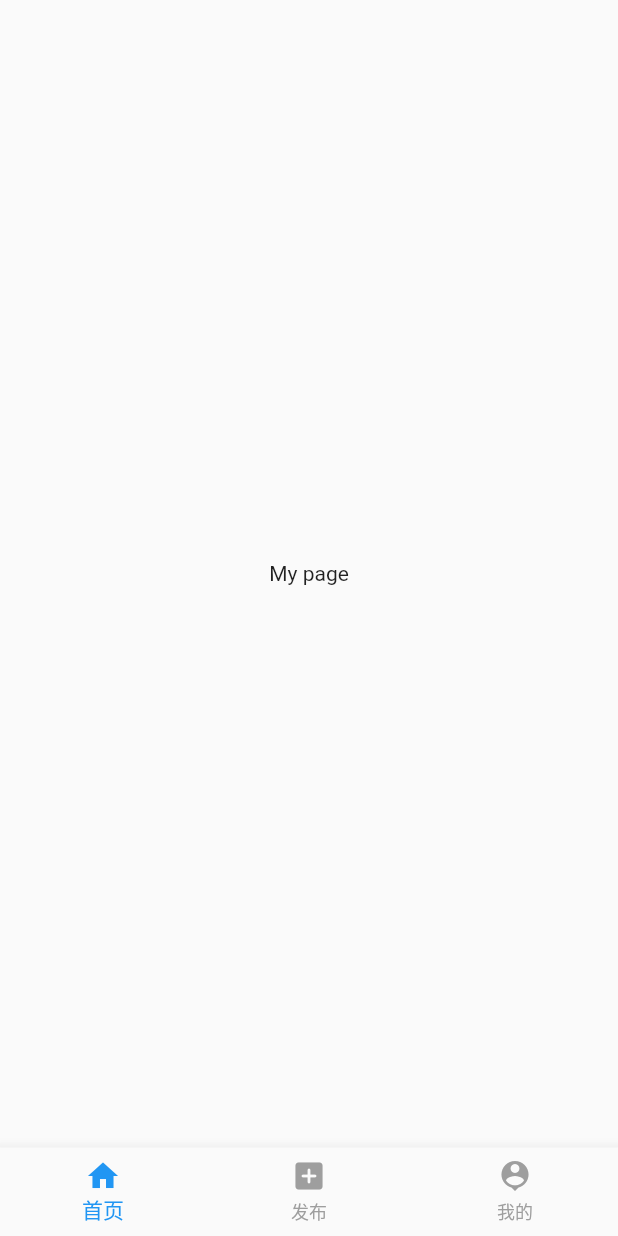
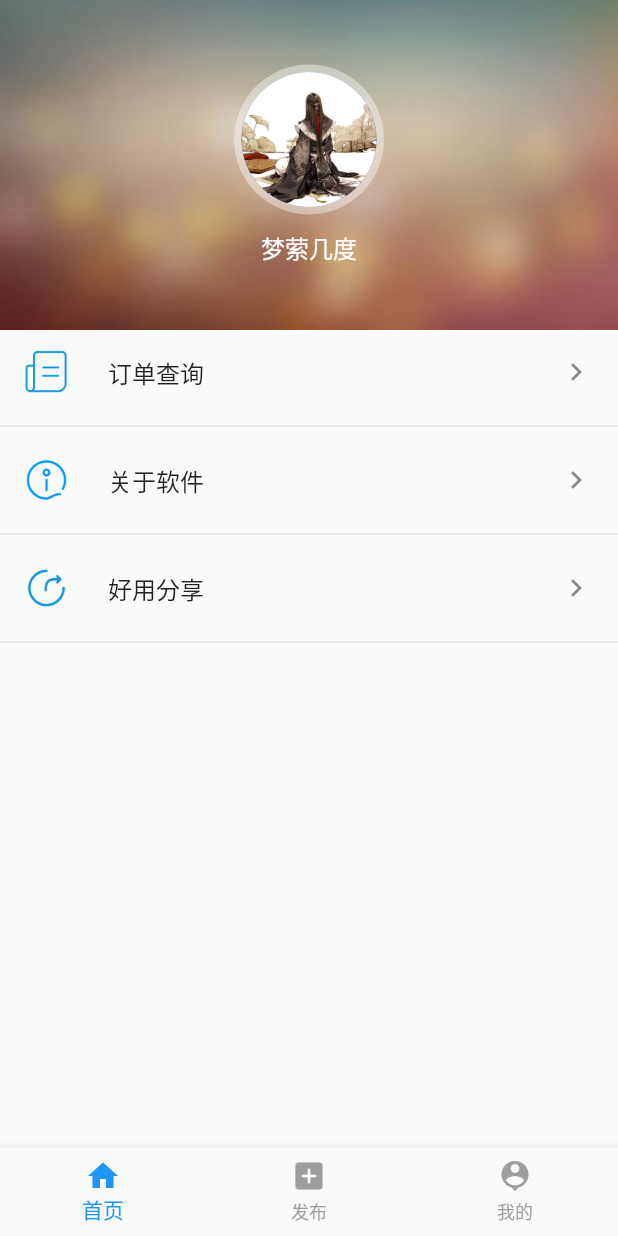
Before and after one commit to mengyjd/college_books_flutter, a Flutter app: the screen it shows after launch, swiped to page 3, on a phone screen of 412 x 824 dp. Run offline on Flutter 3.47's test engine with Material 2 defaults, Android fonts, the light colour scheme and no system bars; our stand-ins replace dio, flutter_swiper; network calls fail.

Commit message:
首页修改bookList卡片圆角, 完成"我的"页面

```diff
--- a/lib/pages/home/book_list.dart
+++ b/lib/pages/home/book_list.dart
@@ -40,10 +40,10 @@ class _BookList extends State<BookList> {
     return Container(
       width: cardWidth,
       height: 250,
-      decoration: BoxDecoration(
+      child: PhysicalModel(
+        color: Colors.white,
+        clipBehavior: Clip.antiAlias,
         borderRadius: BorderRadius.circular(5),
-        color: Colors.white,
-      ),
         child: Column(
           crossAxisAlignment: CrossAxisAlignment.start,
           mainAxisAlignment: MainAxisAlignment.spaceBetween,
@@ -79,6 +79,7 @@ class _BookList extends State<BookList> {
             ),
           ],
         ),
+      ),
     );
   }
 }
--- a/lib/pages/my/my.dart
+++ b/lib/pages/my/my.dart
@@ -3,16 +3,76 @@ import 'package:flutter/material.dart';
 class MyPage extends StatefulWidget {
   @override
   _MyPage createState() => _MyPage();
-
 }
 
 class _MyPage extends State<MyPage> {
   @override
   Widget build(BuildContext context) {
     return Scaffold(
-      body: Center(
-        child: Text('My page'),
+      body: ListView(
+        children: [head(), menuList()],
       ),
     );
   }
+
+  // 头像区域
+  Widget head() {
+    return Container(
+      height: 220,
+      decoration: BoxDecoration(
+          image: DecorationImage(
+        image: AssetImage('assets/images/my_bg.jpg'),
+        fit: BoxFit.cover,
+      )),
+      child: Column(
+        mainAxisAlignment: MainAxisAlignment.center,
+        children: [
+          CircleAvatar(
+            radius: 50,
+            backgroundColor: Color.fromRGBO(255, 255, 255, 0.4),
+            child: CircleAvatar(
+              radius: 45,
+              backgroundImage: AssetImage('assets/images/txz.jpg'),
+            ),
+          ),
+          Padding(
+            padding: const EdgeInsets.only(top: 10),
+            child: Text(
+              "梦萦几度",
+              style: TextStyle(
+                color: Colors.white,
+                fontSize: 16,
+              ),
+            ),
+          )
+        ],
+      ),
+    );
+  }
+
+  // 菜单列表
+  Widget menuList() {
+    return Column(
+      children: [
+        ListTile(
+          leading: Image.asset('assets/images/order_query.png', width: 30, height: 40,),
+          title: Text("订单查询"),
+          trailing: Icon(Icons.keyboard_arrow_right_outlined),
+        ),
+        Divider(),
+        ListTile(
+          leading: Image.asset('assets/images/about.png', width: 30, height: 40,),
+          title: Text("关于软件"),
+          trailing: Icon(Icons.keyboard_arrow_right_outlined),
+        ),
+        Divider(),
+        ListTile(
+          leading: Image.asset('assets/images/share.png', width: 30, height: 40,),
+          title: Text("好用分享"),
+          trailing: Icon(Icons.keyboard_arrow_right_outlined),
+        ),
+        Divider(),
+      ],
+    );
+  }
 }
--- a/lib/pages/publish/publish.dart
+++ b/lib/pages/publish/publish.dart
@@ -3,7 +3,6 @@ import 'package:flutter/material.dart';
 class PublishPage extends StatefulWidget {
   @override
   _PublishPage createState() => _PublishPage();
-
 }
 
 class _PublishPage extends State<PublishPage> {
```
Also changed, not shown: pubspec.yaml (+4 -3 lines), assets/images/about.png (added), assets/images/my_bg.jpg (added), assets/images/order_query.png (added), assets/images/share.png (added), assets/images/test.jpg (added), assets/images/txz.jpg (added), pubspec.lock, 1 other file. Lines whose indentation alone changed are shown as unchanged.
